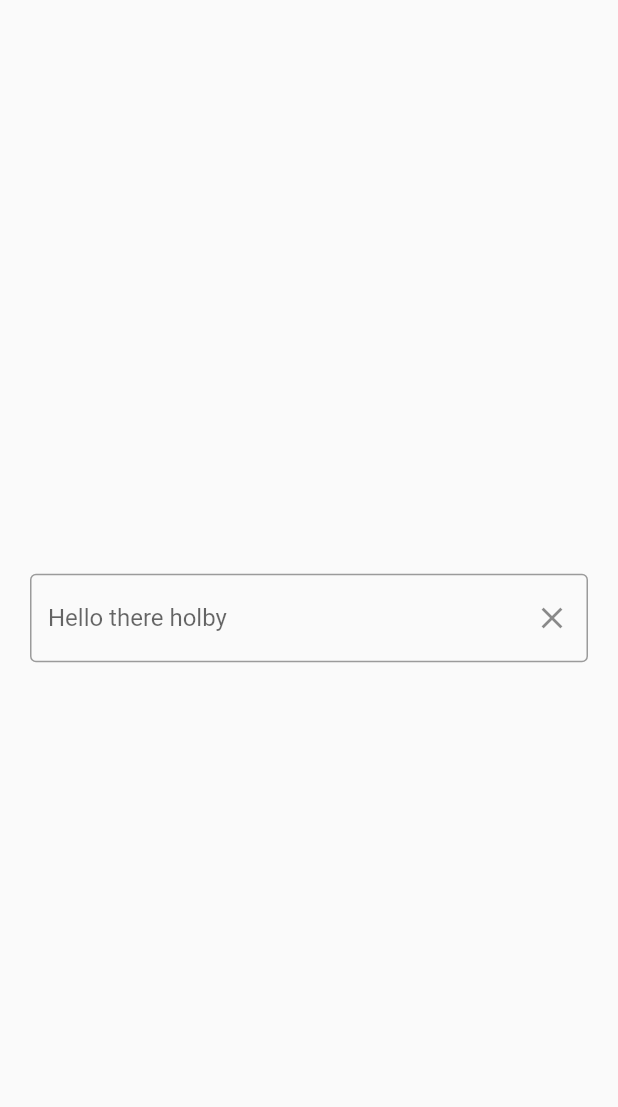
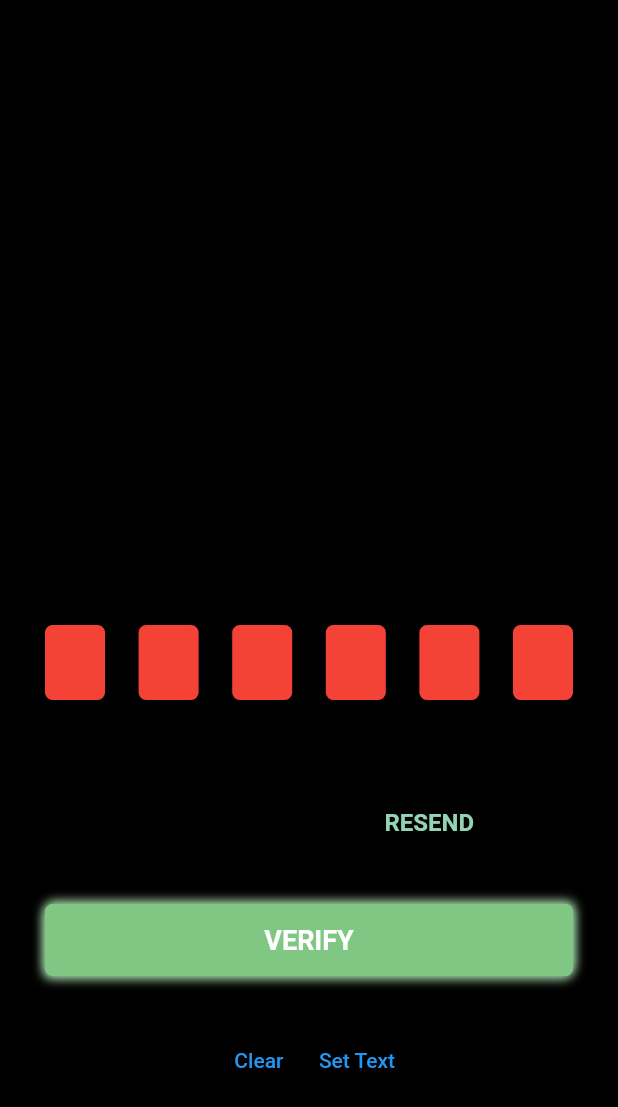
Before and after one commit to ZackHolby/word_guess, a Flutter app: the screen it shows after launch, on a phone screen of 412 x 824 dp. Shown: the top 1107 px of the screen. Run offline on Flutter 3.47's test engine with Material 2 defaults, Android fonts, the phone set to English and light mode, and no system bars; drawn by our look-alikes of pin_code_fields.

Commit message:
added very ugly UI with loggin and verification of number

```diff
--- a/lib/homepage.dart
+++ b/lib/homepage.dart
@@ -1,4 +1,5 @@
 import 'package:flutter/material.dart';
+import 'package:pin_code_fields/pin_code_fields.dart';
 
 class HomePage extends StatefulWidget {
   const HomePage({Key? key}) : super(key: key);
@@ -20,7 +21,7 @@ class _HomePageState extends State<HomePage> {
         TextField(
           controller: _textController,
           decoration: InputDecoration(
-              hintText: 'Hello there holby',
+              hintText: 'Hello there BOT!',
               border: const OutlineInputBorder(),
               suffixIcon: IconButton(
                   onPressed: () {
--- a/lib/main.dart
+++ b/lib/main.dart
@@ -1,5 +1,6 @@
 import 'package:flutter/material.dart';
 import 'homepage.dart';
+import 'pincode.dart';
 
 void main() {
   runApp(const MyApp());
@@ -11,8 +12,15 @@ class MyApp extends StatelessWidget {
   @override
   Widget build(BuildContext context) {
     return MaterialApp(
-      debugShowCheckedModeBanner: false,
-      home: HomePage(),
+      title: 'Flutter Demo',
+      theme: ThemeData(
+        primarySwatch: Colors.blue,
+        backgroundColor: Colors.white,
+        scaffoldBackgroundColor: Colors.white,
+      ),
+      home: const PinCodeVerificationScreen(
+          phoneNumber:
+              "+8801376221100"), // a random number, please don't call xD
     );
   }
 }
--- /dev/null
+++ b/lib/pincode.dart
@@ -0,0 +1,281 @@
+import 'dart:async';
+
+import 'package:flutter/material.dart';
+
+import 'package:pin_code_fields/pin_code_fields.dart';
+
+class PinCodeVerificationScreen extends StatefulWidget {
+  final String? phoneNumber;
+
+  const PinCodeVerificationScreen({
+    Key? key,
+    this.phoneNumber,
+  }) : super(key: key);
+
+  @override
+  _PinCodeVerificationScreenState createState() =>
+      _PinCodeVerificationScreenState();
+}
+
+class _PinCodeVerificationScreenState extends State<PinCodeVerificationScreen> {
+  TextEditingController textEditingController = TextEditingController();
+  // ..text = "123456";
+
+  // ignore: close_sinks
+  StreamController<ErrorAnimationType>? errorController;
+
+  bool hasError = false;
+  String currentText = "";
+  final formKey = GlobalKey<FormState>();
+
+  @override
+  void initState() {
+    errorController = StreamController<ErrorAnimationType>();
+    super.initState();
+  }
+
+  @override
+  void dispose() {
+    errorController!.close();
+
+    super.dispose();
+  }
+
+  // snackBar Widget
+  snackBar(String? message) {
+    return ScaffoldMessenger.of(context).showSnackBar(
+      SnackBar(
+        content: Text(message!),
+        duration: const Duration(seconds: 2),
+      ),
+    );
+  }
+
+  @override
+  Widget build(BuildContext context) {
+    return Scaffold(
+      backgroundColor: Colors.black,
+      body: GestureDetector(
+        onTap: () {},
+        child: SizedBox(
+          height: MediaQuery.of(context).size.height,
+          width: MediaQuery.of(context).size.width,
+          child: ListView(
+            children: <Widget>[
+              const SizedBox(height: 30),
+              SizedBox(
+                height: MediaQuery.of(context).size.height / 3,
+                child: ClipRRect(
+                  borderRadius: BorderRadius.circular(30),
+                  child: null,
+                ),
+              ),
+              const SizedBox(height: 8),
+              const Padding(
+                padding: EdgeInsets.symmetric(vertical: 8.0),
+                child: Text(
+                  'Phone Number Verification',
+                  style: TextStyle(fontWeight: FontWeight.bold, fontSize: 22),
+                  textAlign: TextAlign.center,
+                ),
+              ),
+              Padding(
+                padding:
+                    const EdgeInsets.symmetric(horizontal: 30.0, vertical: 8),
+                child: RichText(
+                  text: TextSpan(
+                      text: "Enter the code sent to ",
+                      children: [
+                        TextSpan(
+                            text: "${widget.phoneNumber}",
+                            style: const TextStyle(
+                                color: Colors.black,
+                                fontWeight: FontWeight.bold,
+                                fontSize: 15)),
+                      ],
+                      style:
+                          const TextStyle(color: Colors.black54, fontSize: 15)),
+                  textAlign: TextAlign.center,
+                ),
+              ),
+              const SizedBox(
+                height: 20,
+              ),
+              Form(
+                key: formKey,
+                child: Padding(
+                    padding: const EdgeInsets.symmetric(
+                        vertical: 8.0, horizontal: 30),
+                    child: PinCodeTextField(
+                      appContext: context,
+                      pastedTextStyle: TextStyle(
+                        color: Colors.green.shade600,
+                        fontWeight: FontWeight.bold,
+                      ),
+                      length: 6,
+                      obscureText: true,
+                      obscuringCharacter: '*',
+                      obscuringWidget: const FlutterLogo(
+                        size: 24,
+                      ),
+                      blinkWhenObscuring: true,
+                      animationType: AnimationType.fade,
+                      validator: (v) {
+                        if (v!.length < 3) {
+                          return "I'm from validator";
+                        } else {
+                          return null;
+                        }
+                      },
+                      pinTheme: PinTheme(
+                        shape: PinCodeFieldShape.box,
+                        borderRadius: BorderRadius.circular(5),
+                        fieldHeight: 50,
+                        fieldWidth: 40,
+                        activeFillColor: Colors.white,
+                      ),
+                      cursorColor: Colors.black,
+                      animationDuration: const Duration(milliseconds: 300),
+                      enableActiveFill: true,
+                      errorAnimationController: errorController,
+                      controller: textEditingController,
+                      keyboardType: TextInputType.number,
+                      boxShadows: const [
+                        BoxShadow(
+                          offset: Offset(0, 1),
+                          color: Colors.black12,
+                          blurRadius: 10,
+                        )
+                      ],
+                      onCompleted: (v) {
+                        debugPrint("Completed");
+                      },
+                      // onTap: () {
+                      //   print("Pressed");
+                      // },
+                      onChanged: (value) {
+                        debugPrint(value);
+                        setState(() {
+                          currentText = value;
+                        });
+                      },
+                      beforeTextPaste: (text) {
+                        debugPrint("Allowing to paste $text");
+                        //if you return true then it will show the paste confirmation dialog. Otherwise if false, then nothing will happen.
+                        //but you can show anything you want here, like your pop up saying wrong paste format or etc
+                        return true;
+                      },
+                    )),
+              ),
+              Padding(
+                padding: const EdgeInsets.symmetric(horizontal: 30.0),
+                child: Text(
+                  hasError ? "*Please fill up all the cells properly" : "",
+                  style: const TextStyle(
+                      color: Colors.red,
+                      fontSize: 12,
+                      fontWeight: FontWeight.w400),
+                ),
+              ),
+              const SizedBox(
+                height: 20,
+              ),
+              Row(
+                mainAxisAlignment: MainAxisAlignment.center,
+                children: [
+                  const Text(
+                    "Didn't receive the code? ",
+                    style: TextStyle(color: Colors.black54, fontSize: 15),
+                  ),
+                  TextButton(
+                    onPressed: () => snackBar("OTP resend!!"),
+                    child: const Text(
+                      "RESEND",
+                      style: TextStyle(
+                          color: Color(0xFF91D3B3),
+                          fontWeight: FontWeight.bold,
+                          fontSize: 16),
+                    ),
+                  )
+                ],
+              ),
+              const SizedBox(
+                height: 14,
+              ),
+              Container(
+                margin:
+                    const EdgeInsets.symmetric(vertical: 16.0, horizontal: 30),
+                child: ButtonTheme(
+                  height: 50,
+                  child: TextButton(
+                    onPressed: () {
+                      formKey.currentState!.validate();
+                      // conditions for validating
+                      if (currentText.length != 6 || currentText != "123456") {
+                        errorController!.add(ErrorAnimationType
+                            .shake); // Triggering error shake animation
+                        setState(() => hasError = true);
+                      } else {
+                        setState(
+                          () {
+                            hasError = false;
+                            snackBar("OTP Verified!!");
+                          },
+                        );
+                      }
+                    },
+                    child: Center(
+                        child: Text(
+                      "VERIFY".toUpperCase(),
+                      style: const TextStyle(
+                          color: Colors.white,
+                          fontSize: 18,
+                          fontWeight: FontWeight.bold),
+                    )),
+                  ),
+                ),
+                decoration: BoxDecoration(
+                    color: Colors.green.shade300,
+                    borderRadius: BorderRadius.circular(5),
+                    boxShadow: [
+                      BoxShadow(
+                          color: Colors.green.shade200,
+                          offset: const Offset(1, -2),
+                          blurRadius: 5),
+                      BoxShadow(
+                          color: Colors.green.shade200,
+                          offset: const Offset(-1, 2),
+                          blurRadius: 5)
+                    ]),
+              ),
+              const SizedBox(
+                height: 16,
+              ),
+              Row(
+                mainAxisAlignment: MainAxisAlignment.center,
+                children: <Widget>[
+                  Flexible(
+                      child: TextButton(
+                    child: const Text("Clear"),
+                    onPressed: () {
+                      textEditingController.clear();
+                    },
+                  )),
+                  Flexible(
+                      child: TextButton(
+                    child: const Text("Set Text"),
+                    onPressed: () {
+                      setState(() {
+                        textEditingController.text = "123456";
+                      });
+                    },
+                  )),
+                ],
+              )
+            ],
+          ),
+        ),
+      ),
+    );
+  }
+}
--- a/pubspec.yaml
+++ b/pubspec.yaml
@@ -34,6 +34,7 @@ dependencies:
   # The following adds the Cupertino Icons font to your application.
   # Use with the CupertinoIcons class for iOS style icons.
   cupertino_icons: ^1.0.2
+  pin_code_fields: ^7.4.0
 
 dev_dependencies:
   flutter_test:
```
Also changed, not shown: pubspec.lock.
